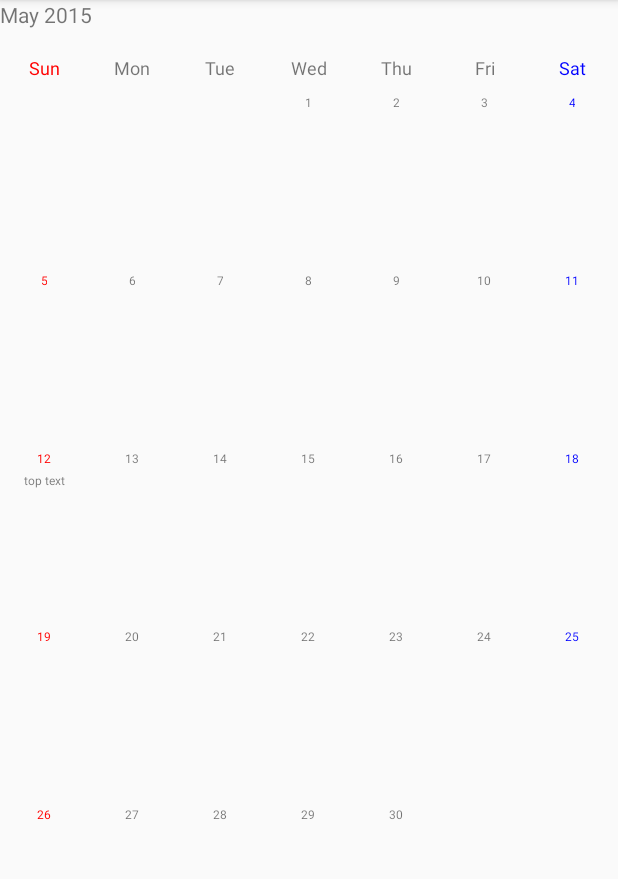
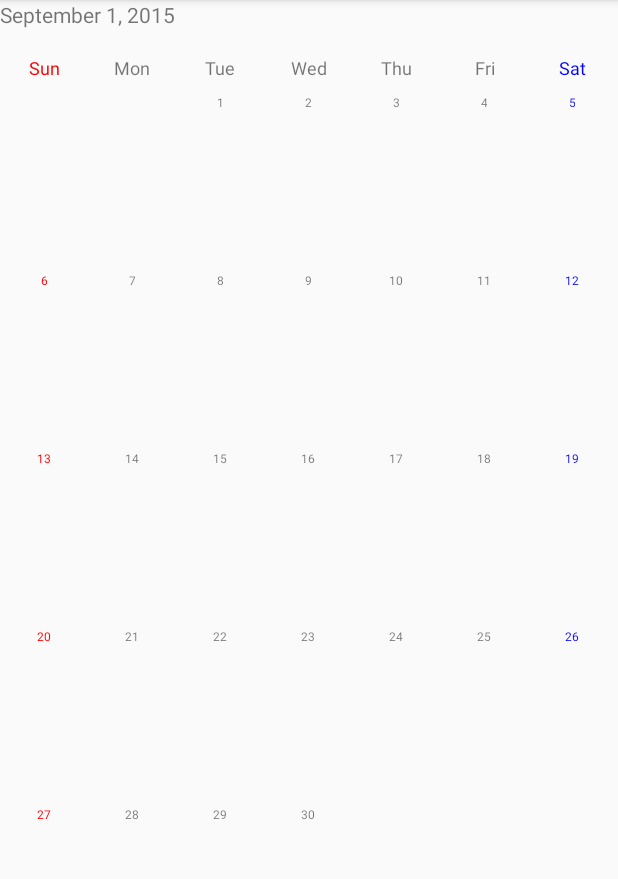
Before and after one commit to myohei/ExtendedCalendarView, an Android app: the screen it shows after launch (MainActivity), on a phone screen of 412 x 824 dp, the part 84-963 px from its top. Run offline under Robolectric (Android 15) with nearby library versions, the phone set to English and light mode, and no system bars.

Commit message:
getCellView in adapter.

```diff
--- a/extendedcalendarview/build.gradle
+++ b/extendedcalendarview/build.gradle
@@ -8,7 +8,7 @@ android {
         minSdkVersion 10
         targetSdkVersion 22
         versionCode 1
-        versionName "1.0"
+        versionName "1.0.0"
     }
     buildTypes {
         release {
--- /dev/null
+++ b/extendedcalendarview/src/main/java/org/yohei/extendedcalendarview/widget/DefaultExtendedCalendarViewAdapter.java
@@ -0,0 +1,56 @@
+package org.yohei.extendedcalendarview.widget;
+
+import android.content.Context;
+import android.graphics.Color;
+import android.support.annotation.NonNull;
+import android.support.annotation.Nullable;
+import android.view.LayoutInflater;
+import android.view.View;
+import android.view.ViewGroup;
+
+import org.yohei.extendedcalendarview.R;
+
+/**
+ * Created by maeda on 15/05/21.
+ */
+public class DefaultExtendedCalendarViewAdapter implements ExtendedCalendarViewAdapter {
+
+    private final Context mContext;
+
+    public DefaultExtendedCalendarViewAdapter(Context mContext) {
+        this.mContext = mContext;
+    }
+
+    @Override
+    public View getCellView(int month, int date, @ExtendedCalendarView.DayType int type, @Nullable View convertCell, @NonNull ViewGroup viewGroup) {
+        ECCalendarCell v;
+        if (convertCell == null) {
+            v = (ECCalendarCell) LayoutInflater.from(mContext).inflate(R.layout.ecv_view_cell, viewGroup, false);
+        } else {
+            v = (ECCalendarCell) convertCell;
+        }
+        if (type != ExtendedCalendarView.DAY_TYPE_EMPTY) {
+            v.getDateText().setText(String.valueOf(date));
+        }
+        switch (type) {
+            case ExtendedCalendarView.DAY_TYPE_SATURDAY:
+                v.getDateText().setTextColor(Color.BLUE);
+                break;
+            case ExtendedCalendarView.DAY_TYPE_SUNDAY:
+                v.getDateText().setTextColor(Color.RED);
+                break;
+            case ExtendedCalendarView.DAY_TYPE_TODAY:
+                break;
+        }
+        return v;
+    }
+
+    @Override
+    public void resetCell(View cell) {
+        ECCalendarCell v = (ECCalendarCell) cell;
+        v.setDateText("");
+        v.setTopText("");
+        v.setMiddleText("");
+        v.setBottomText("");
+    }
+}
--- a/extendedcalendarview/src/main/java/org/yohei/extendedcalendarview/widget/ECCalendarCell.java
+++ b/extendedcalendarview/src/main/java/org/yohei/extendedcalendarview/widget/ECCalendarCell.java
@@ -4,7 +4,6 @@ import android.annotation.TargetApi;
 import android.content.Context;
 import android.os.Build;
 import android.support.annotation.NonNull;
-import android.text.TextUtils;
 import android.util.AttributeSet;
 import android.view.LayoutInflater;
 import android.view.View;
@@ -59,8 +58,21 @@ public class ECCalendarCell extends LinearLayout {
         mBottomText = (TextView) view.findViewById(R.id.ecv_cell_bottom_txt);
     }
 
+    public TextView getDateText() {
+        return mDateText;
+    }
+
     /**
-     * set test at top text view.
+     * set date text.
+     *
+     * @param date
+     */
+    public void setDateText(String date) {
+        setText(mDateText, date);
+    }
+
+    /**
+     * set text at top text view.
      *
      * @param txt text
      */
@@ -69,7 +81,7 @@ public class ECCalendarCell extends LinearLayout {
     }
 
     /**
-     * set test at middle text view.
+     * set text at middle text view.
      *
      * @param txt text
      */
@@ -78,7 +90,7 @@ public class ECCalendarCell extends LinearLayout {
     }
 
     /**
-     * set test at bottom text view.
+     * set text at bottom text view.
      *
      * @param txt text
      */
@@ -91,11 +103,7 @@ public class ECCalendarCell extends LinearLayout {
      * @param txt
      */
     private static void setText(final @NonNull TextView tv, final String txt) {
-        if (TextUtils.isEmpty(txt)) {
-            tv.setVisibility(INVISIBLE);
-        } else {
-            tv.setText(txt);
-            tv.setVisibility(VISIBLE);
-        }
+        tv.setText(txt);
+        tv.setVisibility(VISIBLE);
     }
 }
--- a/extendedcalendarview/src/main/java/org/yohei/extendedcalendarview/widget/ExtendedCalendarView.java
+++ b/extendedcalendarview/src/main/java/org/yohei/extendedcalendarview/widget/ExtendedCalendarView.java
@@ -5,24 +5,35 @@ import android.content.Context;
 import android.content.res.TypedArray;
 import android.graphics.Color;
 import android.os.Build;
-import android.support.annotation.NonNull;
+import android.support.annotation.IntDef;
 import android.support.annotation.Nullable;
 import android.text.format.DateUtils;
 import android.util.AttributeSet;
 import android.view.LayoutInflater;
 import android.view.View;
-import android.view.ViewGroup;
-import android.widget.TextView;
 
 import org.yohei.extendedcalendarview.R;
 import org.yohei.extendedcalendarview.widget.util.CalendarUtils;
 
+import java.lang.annotation.Retention;
+import java.lang.annotation.RetentionPolicy;
 import java.util.Calendar;
 
 /**
  * Created by yohei on 3/15/15.
  */
 public class ExtendedCalendarView extends ExtendedBaseCalendarView implements View.OnClickListener {
+
+    public static final int DAY_TYPE_EMPTY = -1;
+    public static final int DAY_TYPE_NORMAL = 0;
+    public static final int DAY_TYPE_SATURDAY = 1;
+    public static final int DAY_TYPE_SUNDAY = 2;
+    public static final int DAY_TYPE_TODAY = 3;
+
+    @Retention(RetentionPolicy.SOURCE)
+    @IntDef({DAY_TYPE_NORMAL, DAY_TYPE_SATURDAY, DAY_TYPE_SUNDAY, DAY_TYPE_TODAY, DAY_TYPE_EMPTY})
+    public @interface DayType {
+    }
 
     /**
      * first date.
@@ -49,17 +60,18 @@ public class ExtendedCalendarView extends ExtendedBaseCalendarView implements Vi
      */
     private boolean mWeekColorEnable;
     /**
-     * current date background resource id.
-     */
-    private int mCurrentDateBackgroundResourceId;
-    /**
      * selected date.
      */
-    private int mSelectedDay;
+    private int mSelectedDate;
     /**
      * selected view.
      */
     private View mSelectedView;
+
+    /**
+     * adapter.
+     */
+    private ExtendedCalendarViewAdapter mAdapter;
 
     public ExtendedCalendarView(Context context) {
         this(context, null);
@@ -82,26 +94,16 @@ public class ExtendedCalendarView extends ExtendedBaseCalendarView implements Vi
 
     private void initView(Context context, AttributeSet attrs, int defStyleAttr) {
         final TypedArray typedArray = context.obtainStyledAttributes(attrs, R.styleable.ExtendedCalendarView);
-        final int cellLayout = typedArray.getResourceId(R.styleable.ExtendedCalendarView_cell_layout, R.layout.ecv_view_cell);
-        mDateTextId = typedArray.getResourceId(R.styleable.ExtendedCalendarView_cell_date_text_id, android.R.id.text1);
         mWeekColorEnable = typedArray.getBoolean(R.styleable.ExtendedCalendarView_week_color_enable, true);
-        mCurrentDateBackgroundResourceId = typedArray.getResourceId(R.styleable.ExtendedCalendarView_current_day_resource, R.drawable.evc__today_bg);
         typedArray.recycle();
         final LayoutInflater inflater = LayoutInflater.from(context);
-        ViewGroup vg = (ViewGroup) inflater.inflate(R.layout.ecv__view_calendar, this, true);
-        for (int i = vg.getChildCount(); i < MUST_CHILD_COUNT; i++) {
-            View v = inflater.inflate(cellLayout, this, false);
-            v.setOnClickListener(this);
-            this.addView(v);
-        }
+        inflater.inflate(R.layout.ecv__view_calendar, this, true);
         if (mWeekColorEnable) {
             ECWeekItemView weekItemView = (ECWeekItemView) findViewById(R.id.ecv__week_sun);
             weekItemView.getWeekText().setTextColor(Color.RED);
             weekItemView = (ECWeekItemView) findViewById(R.id.ecv__week_sat);
             weekItemView.getWeekText().setTextColor(Color.BLUE);
         }
-        Calendar calendar = Calendar.getInstance();
-        setMonth(calendar.get(Calendar.MONTH));
     }
 
     /**
@@ -137,43 +139,81 @@ public class ExtendedCalendarView extends ExtendedBaseCalendarView implements Vi
      * @param month
      */
     public void setMonth(int year, int month) {
+        if (mAdapter == null) {
+            throw new IllegalStateException("You MUST set ExtendedCalendarViewAdapter, before set month.");
+        }
         resetCells();
         final Calendar calendar = Calendar.getInstance();
         calendar.set(year, month - 1, FIRST_DATE); // japan
         final int firstWeek = calendar.get(Calendar.DAY_OF_WEEK); // 1-7
         final int lastDate = calendar.getActualMaximum(Calendar.DAY_OF_MONTH);
-        mSelectedDay = CalendarUtils.getDayOfMonth(calendar);
+        mSelectedDate = CalendarUtils.getDayOfMonth(calendar);
         View cell;
+        for (int i = CALENDAR_WEEK_COUNT; i < CALENDAR_WEEK_COUNT + firstWeek - 1; i++) {
+            final boolean alreadyCreated = i < getChildCount();
+            cell = alreadyCreated ? getChildAt(i) : null;
+            cell = mAdapter.getCellView(month, -1, DAY_TYPE_EMPTY, cell, this);
+            if (alreadyCreated) {
+                this.removeViewAt(i);
+            }
+            this.addView(cell, i);
+        }
         for (int i = CALENDAR_WEEK_COUNT + firstWeek - 1, size = i + lastDate; i < size; i++, calendar.add(Calendar.DAY_OF_MONTH, 1)) {
-            cell = getChildAt(i);
-            final int day = CalendarUtils.getDayOfMonth(calendar);
-            final int id = getResources().getIdentifier(CELL_ID_PREFIX + day, "id", getContext().getPackageName());
+            final boolean alreadyCreated = i < getChildCount();
+            cell = alreadyCreated ? getChildAt(i) : null;
+            final int date = CalendarUtils.getDayOfMonth(calendar);
+            final int id = getResources().getIdentifier(CELL_ID_PREFIX + date, "id", getContext().getPackageName());
+            cell = mAdapter.getCellView(month, date, getDayType(calendar), cell, this);
+            if (alreadyCreated) {
+                this.removeViewAt(i);
+            }
+            this.addView(cell, i);
             cell.setId(id);
-            cell.setTag(day);
+            cell.setTag(date);
             cell.setEnabled(true);
             cell.setOnClickListener(this);
             cell.setVisibility(VISIBLE);
-            final TextView tv = (TextView) cell.findViewById(mDateTextId);
-            if (tv == null) {
-                continue;
-            }
-            tv.setText(String.valueOf(day));
             if (DateUtils.isToday(calendar.getTimeInMillis())) {
-                mSelectedDay = day;
-                tv.setBackgroundResource(R.drawable.evc__today_bg);
+                mSelectedDate = date;
                 cell.setSelected(true);
-                continue;
-            }
-            if (!mWeekColorEnable || !CalendarUtils.isHoliday(calendar)) {
-                continue;
-            }
-            if (CalendarUtils.isSaturday(calendar)) {
-                setTextColorSaturday(tv);
-            } else if (CalendarUtils.isSunday(calendar)) {
-                setTextColorSunday(tv);
             }
         }
         mCurrentCalendar = (Calendar) calendar.clone();
+    }
+
+    /**
+     * setAdapter.
+     *
+     * @param adapter:
+     */
+    public void setAdapter(ExtendedCalendarViewAdapter adapter) {
+        if (adapter == null || adapter.equals(mAdapter)) {
+            return;
+        }
+        this.mAdapter = adapter;
+    }
+
+    /**
+     * getAdapter.
+     *
+     * @return ExtendedCalendarViewAdapter
+     */
+    public ExtendedCalendarViewAdapter getAdapter() {
+        return mAdapter;
+    }
+
+    @ExtendedCalendarView.DayType
+    private static int getDayType(Calendar calendar) {
+        if (DateUtils.isToday(calendar.getTimeInMillis())) {
+            return DAY_TYPE_TODAY;
+        }
+        if (CalendarUtils.isSaturday(calendar)) {
+            return DAY_TYPE_SATURDAY;
+        }
+        if (CalendarUtils.isSunday(calendar)) {
+            return DAY_TYPE_SUNDAY;
+        }
+        return DAY_TYPE_NORMAL;
     }
 
     /**
@@ -186,8 +226,9 @@ public class ExtendedCalendarView extends ExtendedBaseCalendarView implements Vi
             v.setId(0);
             v.setTag(null);
             v.setSelected(false);
-            v.findViewById(mDateTextId).setBackgroundResource(0);
-            v.setVisibility(GONE);
+            v.setOnClickListener(null);
+            v.setVisibility(INVISIBLE);
+            mAdapter.resetCell(v);
         }
     }
 
@@ -224,7 +265,7 @@ public class ExtendedCalendarView extends ExtendedBaseCalendarView implements Vi
      * @return
      */
     public int getSelectedDay() {
-        return mSelectedDay;
+        return mSelectedDate;
     }
 
     @Override
@@ -234,9 +275,9 @@ public class ExtendedCalendarView extends ExtendedBaseCalendarView implements Vi
         }
         view.setSelected(true);
         mSelectedView = view;
-        mSelectedDay = (int) view.getTag();
+        mSelectedDate = (int) view.getTag();
         if (mOnCalendarCellViewClickListener != null) {
-            mOnCalendarCellViewClickListener.onClick(view, CalendarUtils.getYear(mCurrentCalendar), CalendarUtils.getMonth(mCurrentCalendar) + 1, mSelectedDay);
+            mOnCalendarCellViewClickListener.onClick(view, CalendarUtils.getYear(mCurrentCalendar), CalendarUtils.getMonth(mCurrentCalendar) + 1, mSelectedDate);
         }
     }
 
@@ -260,14 +301,6 @@ public class ExtendedCalendarView extends ExtendedBaseCalendarView implements Vi
         }
     }
 
-    private static void setTextColorSaturday(@NonNull TextView tv) {
-        tv.setTextColor(Color.BLUE);
-    }
-
-    private static void setTextColorSunday(@NonNull TextView tv) {
-        tv.setTextColor(Color.RED);
-    }
-
     /**
      * Cell in Calendar  Clicked Listener.
      */
--- /dev/null
+++ b/extendedcalendarview/src/main/java/org/yohei/extendedcalendarview/widget/ExtendedCalendarViewAdapter.java
@@ -0,0 +1,30 @@
+package org.yohei.extendedcalendarview.widget;
+
+import android.support.annotation.NonNull;
+import android.support.annotation.Nullable;
+import android.view.View;
+import android.view.ViewGroup;
+
+/**
+ * Created by maeda on 15/05/21.
+ */
+public interface ExtendedCalendarViewAdapter {
+
+    /**
+     * create ViewCell. You must set Day at your Cell.
+     *
+     * @param viewGroup
+     * @param month
+     * @param date
+     * @param type
+     * @return
+     */
+    View getCellView(int month, int date, @ExtendedCalendarView.DayType int type, @Nullable View convertCell, @NonNull ViewGroup viewGroup);
+
+    /**
+     * reset your cell. if needed.
+     *
+     * @param cell
+     */
+    void resetCell(@NonNull View cell);
+}
--- a/extendedcalendarview/src/main/java/org/yohei/extendedcalendarview/widget/util/CalendarUtils.java
+++ b/extendedcalendarview/src/main/java/org/yohei/extendedcalendarview/widget/util/CalendarUtils.java
@@ -10,6 +10,11 @@ public class CalendarUtils {
     private CalendarUtils() {
     }
 
+    /**
+     * get day of month from calendar.
+     * @param c
+     * @return
+     */
     public static int getDayOfMonth(Calendar c) {
         return c.get(Calendar.DAY_OF_MONTH);
     }
--- a/extendedcalendarview/src/main/res/values/attrs.xml
+++ b/extendedcalendarview/src/main/res/values/attrs.xml
@@ -5,11 +5,7 @@
     </declare-styleable>
 
     <declare-styleable name="ExtendedCalendarView">
-        <attr name="cell_layout" format="reference"/>
-        <attr name="cell_date_text_id" format="reference"/>
         <attr name="week_color_enable" format="boolean"/>
-        <attr name="current_day_resource" format="reference"/>
-        <attr name="month" format="integer"/>
     </declare-styleable>
 
     <declare-styleable name="ECWeekItemView">
--- a/sample/src/main/java/org/yohei/calendarview/MainActivity.java
+++ b/sample/src/main/java/org/yohei/calendarview/MainActivity.java
@@ -9,6 +9,7 @@ import android.util.Log;
 import android.view.View;
 import android.widget.TextView;
 
+import org.yohei.extendedcalendarview.widget.DefaultExtendedCalendarViewAdapter;
 import org.yohei.extendedcalendarview.widget.ECCalendarCell;
 import org.yohei.extendedcalendarview.widget.ExtendedCalendarView;
 import org.yohei.extendedcalendarview.widget.util.CalendarUtils;
@@ -26,6 +27,7 @@ public class MainActivity extends ActionBarActivity {
         setContentView(R.layout.activity_main);
         final TextView yearMonth = (TextView) findViewById(R.id.year_month);
         final ExtendedCalendarView extendedCalendarView = (ExtendedCalendarView) findViewById(R.id.calendar);
+        extendedCalendarView.setAdapter(new DefaultExtendedCalendarViewAdapter(this));
         extendedCalendarView.setMonth(2015, 4);
         yearMonth.setText(DateUtils.formatDateTime(this, extendedCalendarView.getCurrentCalendar().getTimeInMillis(), DateUtils.FORMAT_SHOW_YEAR | DateUtils.FORMAT_NO_MONTH_DAY));
         extendedCalendarView.setOnCalendarCellViewClickListener(new ExtendedCalendarView.OnCalendarCellViewClickListener() {
@@ -41,17 +43,16 @@ public class MainActivity extends ActionBarActivity {
 
             @Override
             public void run() {
-                Log.d("", "== run ==");
                 Calendar calendar = extendedCalendarView.getCurrentCalendar();
                 calendar.add(Calendar.MONTH, 1);
                 yearMonth.setText(DateUtils.formatDateTime(getApplicationContext(), extendedCalendarView.getCurrentCalendar().getTimeInMillis(), DateUtils.FORMAT_SHOW_YEAR));
                 extendedCalendarView.setMonth(CalendarUtils.getYear(calendar), CalendarUtils.getMonth(calendar));
                 if (count < 10) {
-                    mHandler.postDelayed(this, 500);
+                    mHandler.postDelayed(this, 1000);
                     count++;
                 }
             }
         };
-//        mHandler.postAtTime(nextMonth, 500);
+        mHandler.postDelayed(nextMonth, 3000);
     }
 }
--- a/sample/src/main/res/layout/activity_main.xml
+++ b/sample/src/main/res/layout/activity_main.xml
@@ -1,20 +1,20 @@
 <LinearLayout xmlns:android="http://schemas.android.com/apk/res/android"
-              xmlns:tools="http://schemas.android.com/tools"
-              xmlns:calendar="http://schemas.android.com/apk/res-auto"
-              android:orientation="vertical"
-              android:layout_width="match_parent"
-              android:layout_height="match_parent"
-              tools:context=".MainActivity">
+    xmlns:calendar="http://schemas.android.com/apk/res-auto"
+    xmlns:tools="http://schemas.android.com/tools"
+    android:layout_width="match_parent"
+    android:layout_height="match_parent"
+    android:orientation="vertical"
+    tools:context=".MainActivity">
 
     <TextView
         android:id="@+id/year_month"
         android:layout_width="match_parent"
-        android:layout_height="wrap_content"/>
+        android:layout_height="wrap_content" />
 
     <org.yohei.extendedcalendarview.widget.ExtendedCalendarView
         android:id="@+id/calendar"
-        calendar:week_height="20dp"
+        android:layout_width="match_parent"
+        android:layout_height="match_parent"
         android:paddingTop="16dp"
-        android:layout_width="match_parent"
-        android:layout_height="match_parent"/>
+        calendar:week_height="20dp" />
 </LinearLayout>
```
Also changed, not shown: 2 other files.
